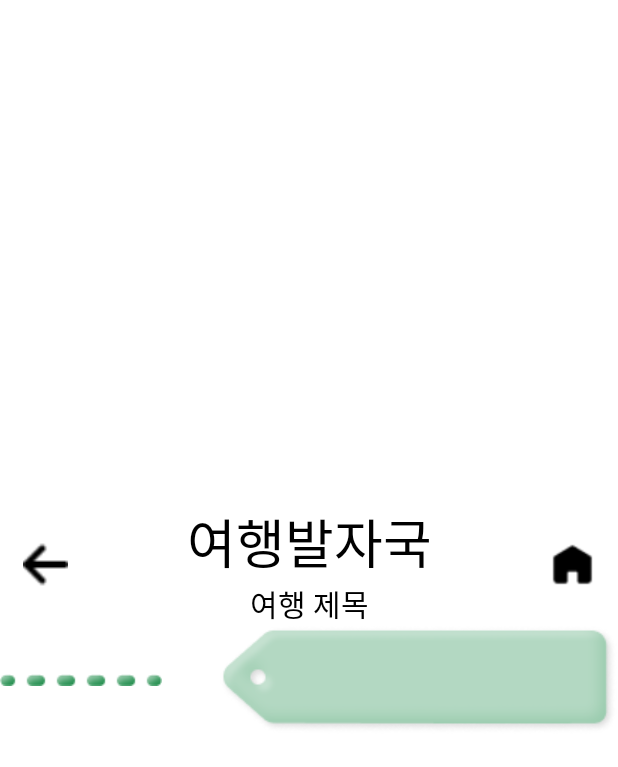
After one commit to zeus6768/android_tripbook, an Android app: the layout activity_tripcourse.xml on its own in the app's theme, with its tools: preview values and no code run, on a phone screen of 412 x 824 dp. The commit adds this screen. Shown: the top 767 px of the screen. Run offline under Robolectric (Android 15) with nearby library versions, the phone set to English and light mode, and no system bars.

Commit message:
second commit

```diff
--- /dev/null
+++ b/app/src/main/res/layout/activity_tripcourse.xml
@@ -0,0 +1,114 @@
+<?xml version="1.0" encoding="utf-8"?>
+<androidx.constraintlayout.widget.ConstraintLayout xmlns:android="http://schemas.android.com/apk/res/android"
+    android:layout_width="match_parent"
+    android:layout_height="match_parent"
+    xmlns:app="http://schemas.android.com/apk/res-auto">
+
+    <ScrollView
+        android:layout_width="match_parent"
+        android:layout_height="wrap_content"
+        app:layout_constraintTop_toTopOf="parent"
+        app:layout_constraintBottom_toBottomOf="parent"
+        app:layout_constraintStart_toStartOf="parent"
+        app:layout_constraintEnd_toEndOf="parent">
+
+        <LinearLayout
+            android:layout_width="match_parent"
+            android:layout_height="wrap_content"
+            android:orientation="vertical">
+            <!--상단 바-->
+            <androidx.constraintlayout.widget.ConstraintLayout
+                android:layout_width="match_parent"
+                android:layout_height="wrap_content"
+                android:paddingHorizontal="15dp"
+                android:orientation="horizontal">
+
+                <ImageView
+                    android:id="@+id/tripcourse_back_ib"
+                    android:src="@drawable/img_back_basic"
+                    android:layout_width="30dp"
+                    android:layout_height="30dp"
+                    android:layout_gravity="center"
+                    android:foregroundGravity="left"
+                    app:layout_constraintStart_toStartOf="parent"
+                    app:layout_constraintTop_toTopOf="parent"
+                    app:layout_constraintBottom_toBottomOf="parent"/>
+
+                <LinearLayout
+                    android:layout_width="wrap_content"
+                    android:layout_height="wrap_content"
+                    android:orientation="vertical"
+                    android:gravity="center_horizontal"
+                    android:paddingTop="0dp"
+                    app:layout_constraintStart_toStartOf="parent"
+                    app:layout_constraintEnd_toEndOf="parent"
+                    app:layout_constraintTop_toTopOf="parent"
+                    app:layout_constraintBottom_toBottomOf="parent"
+                    >
+                    <TextView
+                        android:id="@+id/tripcourse_title_tv"
+                        android:layout_width="wrap_content"
+                        android:layout_height="wrap_content"
+                        android:text="@string/tripcourse_title_name"
+                        android:textSize="35sp"
+                        android:textColor="@color/black"
+                        android:fontFamily="@font/notosans_kr_bold" />
+
+                    <TextView
+                        android:id="@+id/tripcourse_subtitle_tv"
+                        android:layout_width="wrap_content"
+                        android:layout_height="wrap_content"
+                        android:text="@string/tripcourse_tripTitle"
+                        android:textSize="20sp"
+                        android:textColor="@color/black"
+                        android:fontFamily="@font/notosans_kr_regular" />
+                </LinearLayout>
+
+                <ImageView
+                    android:id="@+id/tripcourse_home_ib"
+                    android:src="@drawable/img_home_basic"
+                    android:layout_width="30dp"
+                    android:layout_height="30dp"
+                    app:layout_constraintEnd_toEndOf="parent"
+                    app:layout_constraintTop_toTopOf="parent"
+                    app:layout_constraintBottom_toBottomOf="parent"/>
+            </androidx.constraintlayout.widget.ConstraintLayout>
+
+            <!--타이틀 바-->
+            <androidx.constraintlayout.widget.ConstraintLayout
+                android:layout_width="match_parent"
+                android:layout_height="wrap_content">
+                <FrameLayout
+                    android:layout_width="match_parent"
+                    android:layout_height="wrap_content"
+                    app:layout_constraintStart_toStartOf="parent"
+                    app:layout_constraintEnd_toEndOf="parent"
+                    app:layout_constraintTop_toTopOf="parent"
+                    app:layout_constraintBottom_toBottomOf="parent">
+
+                    <ImageView
+                        android:src="@drawable/img_titlebar_basic"
+                        android:layout_width="wrap_content"
+                        android:layout_height="wrap_content"
+                        android:layout_marginStart="40dp"
+                        android:layout_gravity="right"/>
+                    <ImageView
+                        android:src="@drawable/img_chain_basic"
+                        android:layout_width="wrap_content"
+                        android:layout_height="wrap_content"
+                        android:layout_gravity="center_vertical"/>
+                </FrameLayout>
+
+            </androidx.constraintlayout.widget.ConstraintLayout>
+
+            <!--메인 앨범-->
+            <androidx.constraintlayout.widget.ConstraintLayout
+                android:layout_width="match_parent"
+                android:layout_height="wrap_content">
+
+            </androidx.constraintlayout.widget.ConstraintLayout>
+        </LinearLayout>
+    </ScrollView>
+
+
+</androidx.constraintlayout.widget.ConstraintLayout>
--- a/app/src/main/res/values/strings.xml
+++ b/app/src/main/res/values/strings.xml
@@ -4,4 +4,9 @@
     <string name="dialog_base_check">확인</string>
     <string name="dialog_base_cancel">취소</string>
 
+    <string name="tripcourse_title_name">여행발자국</string>
+
+    <string name="tripcourse_tripTitle">여행 제목</string>
+
+
 </resources>
```
Also changed, not shown: app/src/main/res/drawable/img_back_basic.png (added), app/src/main/res/drawable/img_chain_basic.png (added), app/src/main/res/drawable/img_home_basic.png (added), app/src/main/res/drawable/img_titlebar_basic.png (added), app/src/main/res/drawable/img_x_basic.png (added).
